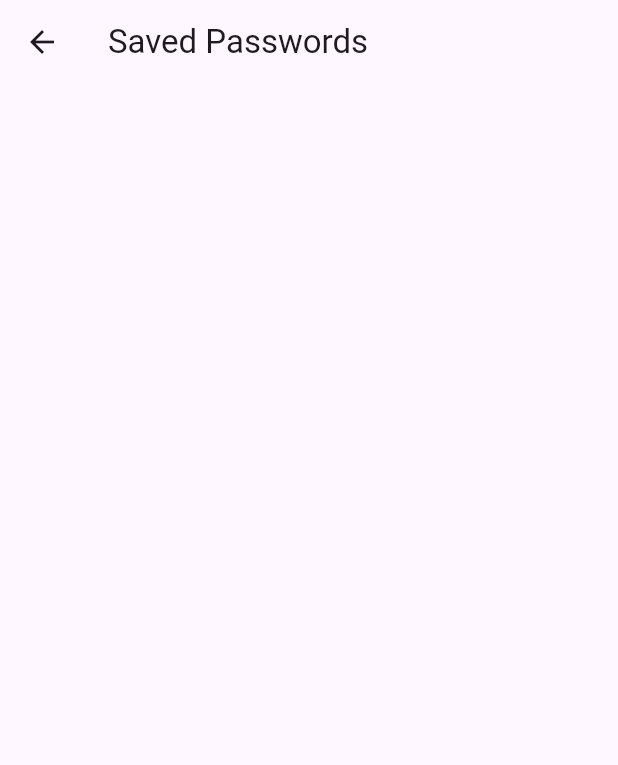
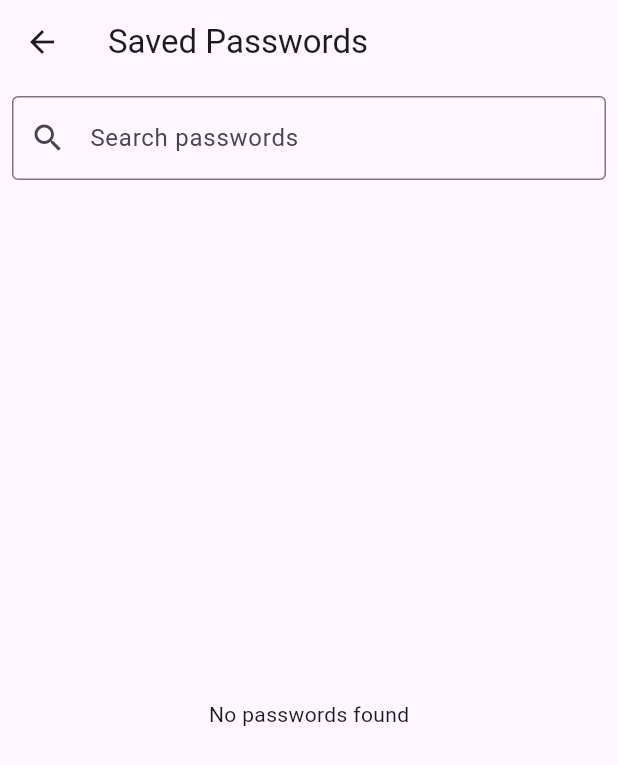
Before and after one commit to BennyGaming635/ninja-app, a Flutter app: the PasswordsScreen screen opened directly, on a phone screen of 412 x 824 dp. Shown: the top 765 px of the screen. Run offline on Flutter 3.47's test engine with Material 3 defaults, Android fonts, the phone set to English and light mode, and no system bars; our stand-ins replace shared_preferences; accounts and stored records are empty.

Commit message:
added password search

```diff
--- a/ninja/lib/screens/passwords_screen.dart
+++ b/ninja/lib/screens/passwords_screen.dart
@@ -9,18 +9,39 @@ class PasswordsScreen extends StatefulWidget {
 }
 
 class _PasswordsScreenState extends State<PasswordsScreen> {
-  List<PasswordEntry> passwords = [];
+  List<PasswordEntry> allPasswords = [];
+  List<PasswordEntry> filteredPasswords = [];
+  final TextEditingController _searchController = TextEditingController();
 
   @override
   void initState() {
     super.initState();
     _loadPasswords();
+    _searchController.addListener(_onSearchChanged);
+  }
+
+  @override
+  void dispose() {
+    _searchController.removeListener(_onSearchChanged);
+    _searchController.dispose();
+    super.dispose();
+  }
+
+  void _onSearchChanged() {
+    final query = _searchController.text.toLowerCase();
+    setState(() {
+      filteredPasswords = allPasswords.where((entry) {
+        return entry.name.toLowerCase().contains(query) ||
+               entry.username.toLowerCase().contains(query);
+      }).toList();
+    });
   }
 
   void _loadPasswords() async {
     final data = await Storage.getPasswords();
     setState(() {
-      passwords = data;
+      allPasswords = data;
+      filteredPasswords = data;
     });
   }
 
@@ -28,10 +49,26 @@ class _PasswordsScreenState extends State<PasswordsScreen> {
   Widget build(BuildContext context) {
     return Scaffold(
       appBar: AppBar(title: Text('Saved Passwords')),
-      body: ListView.builder(
-        itemCount: passwords.length,
+      body: Column(
+        children: [
+          Padding(
+            padding: const EdgeInsets.all(8.0),
+            child: TextField(
+              controller: _searchController,
+              decoration: InputDecoration(
+                labelText: 'Search passwords',
+                prefixIcon: Icon(Icons.search),
+                border: OutlineInputBorder(),
+              ),
+            ),
+          ),
+          Expanded(
+            child: filteredPasswords.isEmpty
+                ? Center(child: Text('No passwords found'))
+                : ListView.builder(
+                    itemCount: filteredPasswords.length,
                     itemBuilder: (context, index) {
-          final entry = passwords[index];
+                      final entry = filteredPasswords[index];
                       return ListTile(
                         title: Text(entry.name),
                         subtitle: Text(entry.username),
@@ -44,6 +81,9 @@ class _PasswordsScreenState extends State<PasswordsScreen> {
                       );
                     },
                   ),
+          ),
+        ],
+      ),
     );
   }
 }
```
Lines whose indentation alone changed are shown as unchanged.
